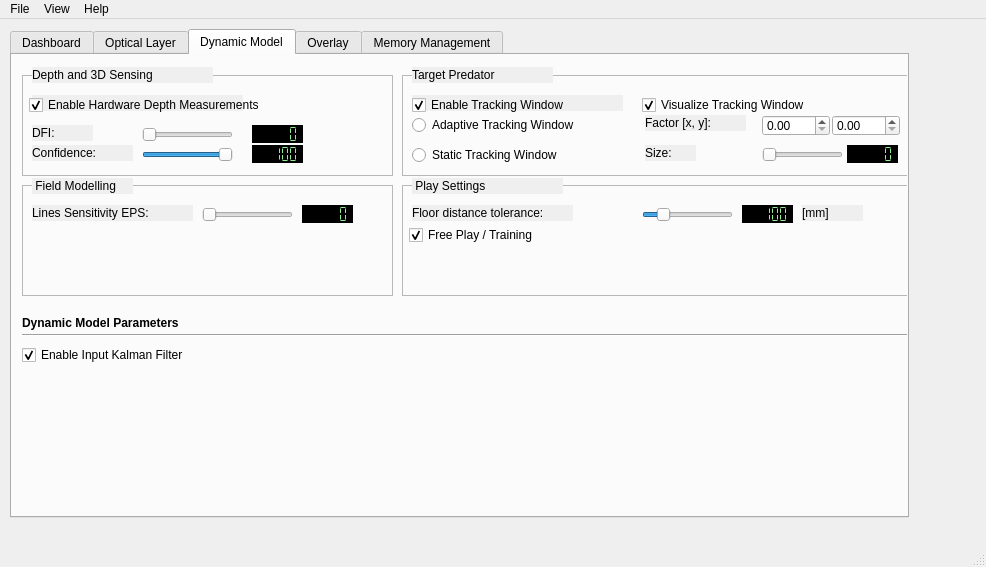
First picture: the form in TrackerRT_UI/mainwindow.ui, repository hvictor/Release, before the edit.
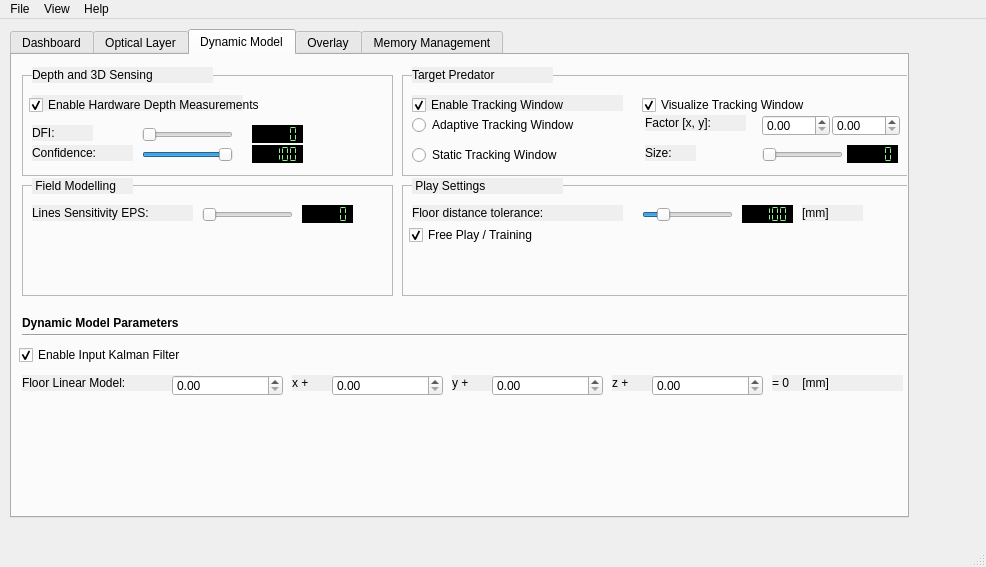
Second picture: the form after the edit. Custom widgets are drawn as their Qt base class.

Patch:
```diff
--- a/TrackerRT_UI/mainwindow.ui
+++ b/TrackerRT_UI/mainwindow.ui
@@ -2674,7 +2674,7 @@
            <rect>
             <x>7</x>
             <y>40</y>
-            <width>151</width>
+            <width>211</width>
             <height>20</height>
            </rect>
           </property>
@@ -2734,7 +2734,7 @@
            <rect>
             <x>10</x>
             <y>20</y>
-            <width>161</width>
+            <width>211</width>
             <height>16</height>
            </rect>
           </property>
@@ -2816,7 +2816,7 @@
          </property>
          <property name="geometry">
           <rect>
-           <x>10</x>
+           <x>7</x>
            <y>290</y>
            <width>241</width>
            <height>20</height>
@@ -2829,6 +2829,126 @@
           <bool>true</bool>
          </property>
         </widget>
+        <widget class="QLabel" name="label_68">
+         <property name="geometry">
+          <rect>
+           <x>10</x>
+           <y>320</y>
+           <width>171</width>
+           <height>16</height>
+          </rect>
+         </property>
+         <property name="autoFillBackground">
+          <bool>true</bool>
+         </property>
+         <property name="text">
+          <string>Floor Linear Model:</string>
+         </property>
+        </widget>
+        <widget class="QDoubleSpinBox" name="spinBoxFloorLinearModelX">
+         <property name="geometry">
+          <rect>
+           <x>160</x>
+           <y>320</y>
+           <width>111</width>
+           <height>21</height>
+          </rect>
+         </property>
+        </widget>
+        <widget class="QLabel" name="label_70">
+         <property name="geometry">
+          <rect>
+           <x>280</x>
+           <y>320</y>
+           <width>41</width>
+           <height>16</height>
+          </rect>
+         </property>
+         <property name="autoFillBackground">
+          <bool>true</bool>
+         </property>
+         <property name="text">
+          <string>x +</string>
+         </property>
+        </widget>
+        <widget class="QDoubleSpinBox" name="spinBoxFloorLinearModelY">
+         <property name="geometry">
+          <rect>
+           <x>320</x>
+           <y>320</y>
+           <width>111</width>
+           <height>21</height>
+          </rect>
+         </property>
+        </widget>
+        <widget class="QLabel" name="label_72">
+         <property name="geometry">
+          <rect>
+           <x>440</x>
+           <y>320</y>
+           <width>41</width>
+           <height>16</height>
+          </rect>
+         </property>
+         <property name="autoFillBackground">
+          <bool>true</bool>
+         </property>
+         <property name="text">
+          <string>y +</string>
+         </property>
+        </widget>
+        <widget class="QDoubleSpinBox" name="spinBoxFloorLinearModelZ">
+         <property name="geometry">
+          <rect>
+           <x>480</x>
+           <y>320</y>
+           <width>111</width>
+           <height>21</height>
+          </rect>
+         </property>
+        </widget>
+        <widget class="QLabel" name="label_73">
+         <property name="geometry">
+          <rect>
+           <x>600</x>
+           <y>320</y>
+           <width>41</width>
+           <height>16</height>
+          </rect>
+         </property>
+         <property name="autoFillBackground">
+          <bool>true</bool>
+         </property>
+         <property name="text">
+          <string>z +</string>
+         </property>
+        </widget>
+        <widget class="QDoubleSpinBox" name="spinBoxFloorLinearModelD">
+         <property name="geometry">
+          <rect>
+           <x>640</x>
+           <y>320</y>
+           <width>111</width>
+           <height>21</height>
+          </rect>
+         </property>
+        </widget>
+        <widget class="QLabel" name="label_74">
+         <property name="geometry">
+          <rect>
+           <x>760</x>
+           <y>320</y>
+           <width>131</width>
+           <height>16</height>
+          </rect>
+         </property>
+         <property name="autoFillBackground">
+          <bool>true</bool>
+         </property>
+         <property name="text">
+          <string>= 0    [mm]</string>
+         </property>
+        </widget>
        </widget>
        <widget class="QWidget" name="tab_5">
         <attribute name="title">
```
